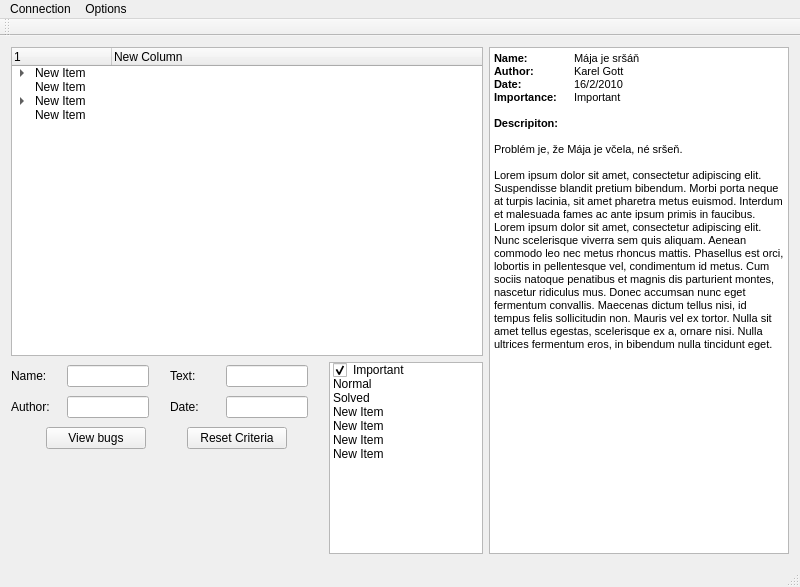
Qt form BugTracker/tracker/BugTracker/mainwindow.ui (hojdars/BugTracker) before a commit.
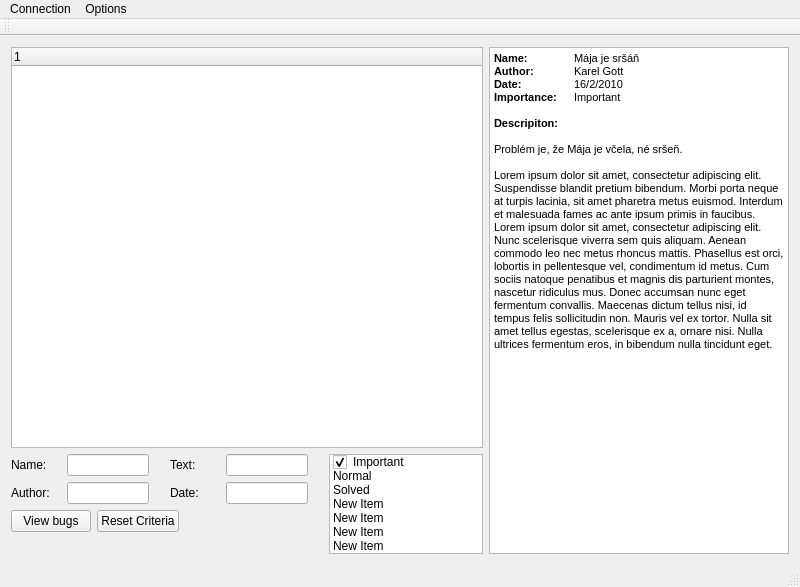
The same form after that commit.

Patch:
```diff
--- a/BugTracker/tracker/BugTracker/mainwindow.ui
+++ b/BugTracker/tracker/BugTracker/mainwindow.ui
@@ -24,93 +24,47 @@
     <item>
      <layout class="QHBoxLayout" name="horizontalLayout">
       <item>
-       <layout class="QVBoxLayout" name="verticalLayout_2">
+       <layout class="QVBoxLayout" name="verticalLayout_2" stretch="80,20">
         <item>
          <widget class="QTreeWidget" name="tree_bugView">
+          <property name="sizePolicy">
+           <sizepolicy hsizetype="Expanding" vsizetype="Expanding">
+            <horstretch>0</horstretch>
+            <verstretch>0</verstretch>
+           </sizepolicy>
+          </property>
           <property name="minimumSize">
            <size>
             <width>0</width>
             <height>200</height>
            </size>
           </property>
-          <column>
-           <property name="text">
-            <string>1</string>
-           </property>
-          </column>
-          <column>
-           <property name="text">
-            <string>New Column</string>
-           </property>
-          </column>
-          <item>
-           <property name="text">
-            <string>New Item</string>
-           </property>
-           <item>
-            <property name="text">
-             <string>New Subitem</string>
-            </property>
-           </item>
-           <item>
-            <property name="text">
-             <string>New Item</string>
-            </property>
-           </item>
-           <item>
-            <property name="text">
-             <string>New Item</string>
-            </property>
-            <item>
-             <property name="text">
-              <string>New Subitem</string>
-             </property>
-            </item>
-            <item>
-             <property name="text">
-              <string>New Item</string>
-             </property>
-            </item>
-           </item>
-          </item>
-          <item>
-           <property name="text">
-            <string>New Item</string>
-           </property>
-          </item>
-          <item>
-           <property name="text">
-            <string>New Item</string>
-           </property>
-           <item>
-            <property name="text">
-             <string>New Subitem</string>
-            </property>
-           </item>
-           <item>
-            <property name="text">
-             <string>New Item</string>
-            </property>
-           </item>
-           <item>
-            <property name="text">
-             <string>New Item</string>
-            </property>
-           </item>
-          </item>
-          <item>
-           <property name="text">
-            <string>New Item</string>
-           </property>
-          </item>
          </widget>
         </item>
         <item>
          <layout class="QHBoxLayout" name="horizontalLayout_4">
+          <property name="spacing">
+           <number>6</number>
+          </property>
+          <property name="sizeConstraint">
+           <enum>QLayout::SetDefaultConstraint</enum>
+          </property>
           <item>
-           <layout class="QVBoxLayout" name="verticalLayout_3">
+           <layout class="QVBoxLayout" name="verticalLayout_3" stretch="0,0,0,0">
+            <property name="sizeConstraint">
+             <enum>QLayout::SetDefaultConstraint</enum>
+            </property>
+            <property name="bottomMargin">
+             <number>0</number>
+            </property>
             <item>
              <layout class="QHBoxLayout" name="horizontalLayout_2">
+              <property name="spacing">
+               <number>6</number>
+              </property>
+              <property name="bottomMargin">
+               <number>0</number>
+              </property>
               <item>
                <widget class="QLabel" name="label">
                 <property name="minimumSize">
@@ -273,6 +227,19 @@
                 </property>
                </widget>
               </item>
+              <item>
+               <spacer name="horizontalSpacer_5">
+                <property name="orientation">
+                 <enum>Qt::Horizontal</enum>
+                </property>
+                <property name="sizeHint" stdset="0">
+                 <size>
+                  <width>40</width>
+                  <height>20</height>
+                 </size>
+                </property>
+               </spacer>
+              </item>
              </layout>
             </item>
             <item>
@@ -280,13 +247,10 @@
               <property name="orientation">
                <enum>Qt::Vertical</enum>
               </property>
-              <property name="sizeType">
-               <enum>QSizePolicy::Maximum</enum>
-              </property>
               <property name="sizeHint" stdset="0">
                <size>
-                <width>250</width>
-                <height>100</height>
+                <width>20</width>
+                <height>40</height>
                </size>
               </property>
              </spacer>
@@ -296,15 +260,27 @@
           <item>
            <widget class="QListWidget" name="listWidget">
             <property name="sizePolicy">
-             <sizepolicy hsizetype="Expanding" vsizetype="Minimum">
+             <sizepolicy hsizetype="Expanding" vsizetype="Expanding">
               <horstretch>0</horstretch>
               <verstretch>0</verstretch>
              </sizepolicy>
             </property>
+            <property name="minimumSize">
+             <size>
+              <width>0</width>
+              <height>0</height>
+             </size>
+            </property>
             <property name="maximumSize">
              <size>
               <width>400</width>
-              <height>300</height>
+              <height>200</height>
+             </size>
+            </property>
+            <property name="baseSize">
+             <size>
+              <width>0</width>
+              <height>0</height>
              </size>
             </property>
             <item>
```
Left out of the diff: 2 changed lines with no effect on the pictures.
